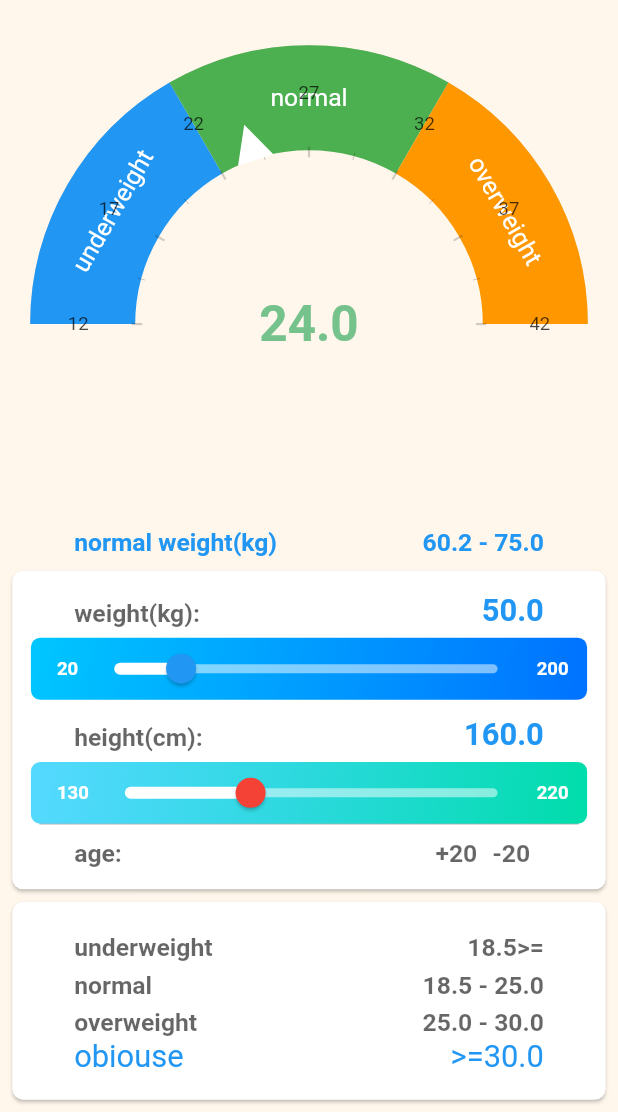
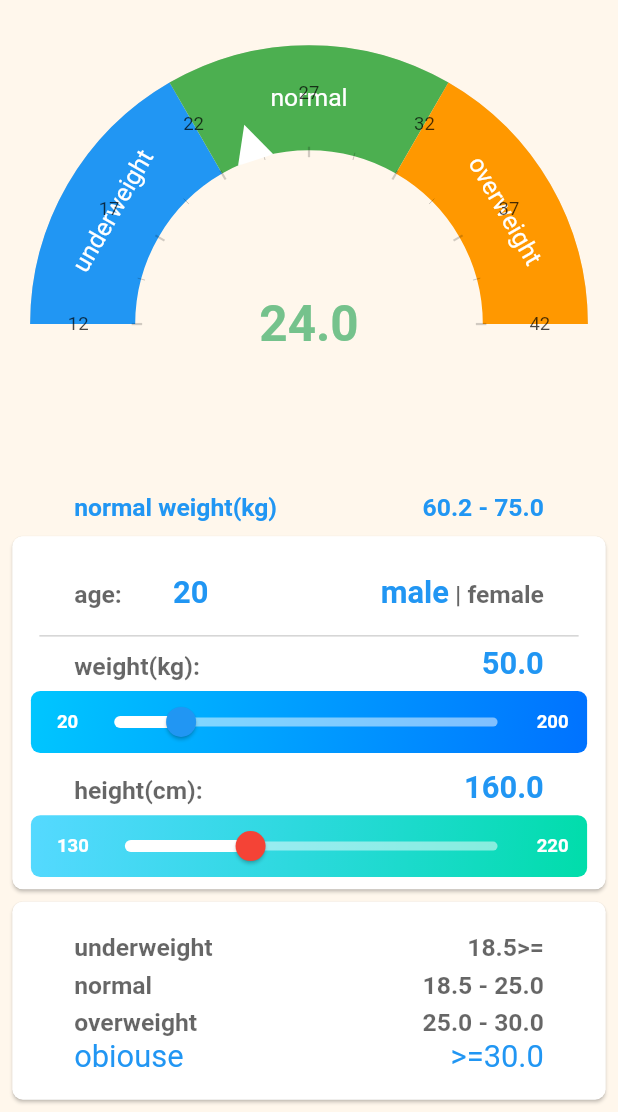
Before and after one commit to samad-nkarimi/BMI_flutter_app, a Flutter app: the screen it shows after launch, on a phone screen of 412 x 824 dp, the part 124-1236 px from its top. Run offline on Flutter 3.47's test engine with Material 2 defaults, Android fonts, the phone set to English and light mode, and no system bars; drawn by our look-alikes of syncfusion_flutter_gauges; our stand-ins replace bloc, equatable, flutter_bloc, flutter_svg, flutter_toggle_tab, numberpicker and 1 more; missing offline and left inert: flutter_email_sender, store_redirect.

Commit message:
age&gender visually added

```diff
--- a/lib/blocs/bmi_calc/bmi_calc_bloc.dart
+++ b/lib/blocs/bmi_calc/bmi_calc_bloc.dart
@@ -48,7 +48,7 @@ class BmiCalcBloc extends Bloc<BmiCalcEvent, BmiCalcState> {
     double _weight = bmiCalcModel.weight / 0.4536; //kg -> lb
     double _height = bmiCalcModel.height / 2.54; //cm -> in
 
-    if (bmiCalcModel.ageCategory == Age.lessThan21) _constant = 703;
+    if (bmiCalcModel.age <= 18) _constant = 703;
 
     //formula  w:lb , h:in
     _bmiValue = (_weight * _constant) / (pow(_height, 2));
--- a/lib/models/bmi_calc.dart
+++ b/lib/models/bmi_calc.dart
@@ -1,27 +1,27 @@
 import 'package:equatable/equatable.dart';
 
 enum Gender { male, female }
-enum Age { greaterThan21, lessThan21 }
+// enum Age { greaterThan21, lessThan21 }
 // enum Unit { english, SI }
 
 class BmiCalcModel extends Equatable {
   double weight;
   double height;
   Gender genderCategory;
-  Age ageCategory;
+  int age;
 
   BmiCalcModel({
     this.weight = 50.0,
     this.height = 160.0,
     this.genderCategory = Gender.male,
-    this.ageCategory = Age.greaterThan21,
+    this.age = 20,
   });
 
   @override
-  List<Object> get props => [weight, height, genderCategory, ageCategory];
+  List<Object> get props => [weight, height, genderCategory, age];
 
   @override
   String toString() {
-    return "<<< weight:$weight - height:$height - gender:$genderCategory - age:$ageCategory >>>";
+    return "<<< weight:$weight - height:$height - gender:$genderCategory - age:$age >>>";
   }
 }
--- a/lib/screens/home_screen.dart
+++ b/lib/screens/home_screen.dart
@@ -23,6 +23,7 @@ class _MBIHomeState extends State<MBIHome> {
   // var _gaugeValue = 12.0;
   double _currentWeightValue = 58.3;
   double _currentHeightValue = 110.6;
+  int _currentAgeValue = 20;
   double _horizPaddingFactorTextForMobile = 5.0;
   double _horizPaddingFactorTextForTablet = 5.0;
   // NumberPicker decimalNumberPicker;
@@ -161,6 +162,14 @@ class _MBIHomeState extends State<MBIHome> {
                         child: Column(
                           mainAxisSize: MainAxisSize.min,
                           children: [
+                            // segment age & gender
+                            _ageAndGender(),
+                            Padding(
+                              padding:
+                                  const EdgeInsets.symmetric(horizontal: 18.0),
+                              child:
+                                  Divider(height: 0.5, color: Colors.black26),
+                            ),
                             // segment weight
                             if (SizeConfig.isMobilePortrait)
                               _propertyRowMobileWeight(20, 200,
@@ -178,14 +187,6 @@ class _MBIHomeState extends State<MBIHome> {
                                   name: "height", unit: "cm"),
                             _sliderTotalHeight(130, 220,
                                 name: "height", unit: "cm"),
-                            Padding(
-                              padding:
-                                  const EdgeInsets.symmetric(horizontal: 18.0),
-                              child:
-                                  Divider(height: 0.5, color: Colors.black26),
-                            ),
-                            // segment age & gender
-                            _ageAndGender(),
                           ],
                         ),
                       ),
@@ -296,7 +297,7 @@ class _MBIHomeState extends State<MBIHome> {
               return showDialog(
                 context: context,
                 builder: (ctx) {
-                  return _DecimalExampleWeight(min, max);
+                  return WeightDataPicker(min, max);
                 },
               ).then((value) {
                 setState(() {
@@ -343,7 +344,7 @@ class _MBIHomeState extends State<MBIHome> {
               return showDialog(
                 context: context,
                 builder: (ctx) {
-                  return _DecimalExampleHeight(min, max);
+                  return HeightDataPicker(min, max);
                 },
               ).then((value) {
                 setState(() {
@@ -428,34 +429,52 @@ class _MBIHomeState extends State<MBIHome> {
   Widget _ageAndGender() {
     return Padding(
       padding: EdgeInsets.symmetric(
-          horizontal: resHeight(_horizPaddingFactorTextForMobile,
-              _horizPaddingFactorTextForTablet)),
+        horizontal: resHeight(
+            _horizPaddingFactorTextForMobile, _horizPaddingFactorTextForTablet),
+        vertical: resHeight(2.0, 3.0),
+      ),
       child: Row(
-        mainAxisAlignment: MainAxisAlignment.spaceBetween,
+        mainAxisAlignment: MainAxisAlignment.start,
         children: [
+          // age section
           Text("age:", style: Theme.of(context).textTheme.subtitle1),
-          BlocBuilder<BmiCalcBloc, BmiCalcState>(builder: (context, state) {
-            final bmiModel = BlocProvider.of<BmiCalcBloc>(context).bmiCalcModel;
-            return Padding(
-              padding: EdgeInsets.symmetric(horizontal: resWidth(1.0, 2.0)),
-              child: Row(
-                mainAxisAlignment: MainAxisAlignment.spaceAround,
-                children: [
-                  Padding(
-                    padding: EdgeInsets.all(5),
-                    child: Text("+20",
-                        style: Theme.of(context).textTheme.subtitle1),
+          BlocBuilder<BmiCalcBloc, BmiCalcState>(
+            builder: (context, state) {
+              final bmiModel =
+                  BlocProvider.of<BmiCalcBloc>(context).bmiCalcModel;
+              _currentAgeValue = bmiModel.age;
+              return Padding(
+                padding: EdgeInsets.symmetric(horizontal: resWidth(1.0, 2.0)),
+                child: Padding(
+                  padding: const EdgeInsets.only(left: 30),
+                  child: InkWell(
+                    onTap: () {
+                      return showDialog(
+                        context: context,
+                        builder: (ctx) {
+                          return AgeDataPicker(2, 100);
+                        },
+                      ).then((ageValue) {
+                        setState(() {
+                          _currentAgeValue = ageValue;
+                        });
+                      });
+                    },
+                    child: Text(
+                      "${_currentAgeValue.toStringAsFixed(0)}",
+                      style: Theme.of(context).textTheme.bodyText1,
+                    ),
                   ),
-                  Padding(
-                    padding: EdgeInsets.all(5),
-                    child: Text("-20",
-                        style: Theme.of(context).textTheme.subtitle1),
-                  ),
-                  // Spacer(),
-                ],
-              ),
-            );
-          }),
+                ),
+              );
+            },
+          ),
+
+          // spacer for fill space
+          Spacer(),
+
+          // gender section
+          FemaleMaleToggle(),
         ],
       ),
     );
@@ -463,17 +482,17 @@ class _MBIHomeState extends State<MBIHome> {
 }
 
 // ignore: must_be_immutable
-class _DecimalExampleWeight extends StatefulWidget {
+class WeightDataPicker extends StatefulWidget {
   // double _value;
   int _min;
   int _max;
 
-  _DecimalExampleWeight(this._min, this._max);
+  WeightDataPicker(this._min, this._max);
   @override
-  __DecimalExampleWeightState createState() => __DecimalExampleWeightState();
+  _WeightDataPickerState createState() => _WeightDataPickerState();
 }
 
-class __DecimalExampleWeightState extends State<_DecimalExampleWeight> {
+class _WeightDataPickerState extends State<WeightDataPicker> {
   double _currentValue;
 
   @override
@@ -523,28 +542,17 @@ class __DecimalExampleWeightState extends State<_DecimalExampleWeight> {
   }
 }
 
-class _DecimalExampleHeight extends StatefulWidget {
+class HeightDataPicker extends StatefulWidget {
   // double _value;
-  int _min;
-  int _max;
+  final int _min;
+  final int _max;
 
-  _DecimalExampleHeight(this._min, this._max);
+  HeightDataPicker(this._min, this._max);
   @override
-  __DecimalExampleHeightState createState() => __DecimalExampleHeightState();
+  _HeightDataPickerState createState() => _HeightDataPickerState();
 }
 
-class __DecimalExampleHeightState extends State<_DecimalExampleHeight> {
-  // double _currentValue;
-  int _minValue;
-  int _maxValue;
-  @override
-  void initState() {
-    // _currentDoubleValue = widget._value;
-    _minValue = widget._min;
-    _maxValue = widget._max;
-    super.initState();
-  }
-
+class _HeightDataPickerState extends State<HeightDataPicker> {
   @override
   Widget build(BuildContext context) {
     return BlocBuilder<BmiCalcBloc, BmiCalcState>(
@@ -555,14 +563,6 @@ class __DecimalExampleHeightState extends State<_DecimalExampleHeight> {
               textAlign: TextAlign.center,
               style: Theme.of(context).textTheme.bodyText1),
           actions: [
-            // TextButton(
-            //   onPressed: () {
-            //     Navigator.pop(
-            //       context,
-            //     );
-            //   },
-            //   child: Text("cancell", style: Theme.of(context).textTheme.button),
-            // ),
             TextButton(
               onPressed: () {
                 Navigator.pop(context, bmiModel.height);
@@ -576,8 +576,8 @@ class __DecimalExampleHeightState extends State<_DecimalExampleHeight> {
           ],
           content: DecimalNumberPicker(
               value: bmiModel.height,
-              minValue: _minValue,
-              maxValue: _maxValue,
+              minValue: widget._min,
+              maxValue: widget._max,
               itemCount: 3,
               decimalPlaces: 1,
               onChanged: (value) {
@@ -593,3 +593,97 @@ class __DecimalExampleHeightState extends State<_DecimalExampleHeight> {
     );
   }
 }
+
+class AgeDataPicker extends StatefulWidget {
+  // int _value;
+  final int _min;
+  final int _max;
+
+  AgeDataPicker(this._min, this._max);
+  @override
+  _AgeDataPickerState createState() => _AgeDataPickerState();
+}
+
+class _AgeDataPickerState extends State<AgeDataPicker> {
+  @override
+  Widget build(BuildContext context) {
+    return BlocBuilder<BmiCalcBloc, BmiCalcState>(
+      builder: (context, state) {
+        final bmiModel = BlocProvider.of<BmiCalcBloc>(context).bmiCalcModel;
+        return AlertDialog(
+          title: Text('select age',
+              textAlign: TextAlign.center,
+              style: Theme.of(context).textTheme.bodyText1),
+          actions: [
+            TextButton(
+              onPressed: () {
+                Navigator.pop(context, bmiModel.age);
+              },
+              child: Text(
+                "ok",
+                style: Theme.of(context).textTheme.button,
+                textAlign: TextAlign.center,
+              ),
+            ),
+          ],
+          content: NumberPicker(
+            value: bmiModel.age,
+            minValue: widget._min,
+            maxValue: widget._max,
+            itemCount: 3,
+            onChanged: (value) {
+              bmiModel.age = value;
+              BlocProvider.of<BmiCalcBloc>(context).add(
+                DataInputChanged(bmiModel),
+              );
+            },
+          ),
+        );
+      },
+    );
+  }
+}
+
+class FemaleMaleToggle extends StatefulWidget {
+  FemaleMaleToggle({Key key}) : super(key: key);
+
+  @override
+  _FemaleMaleToggleState createState() => _FemaleMaleToggleState();
+}
+
+class _FemaleMaleToggleState extends State<FemaleMaleToggle> {
+  bool maleToggle = true;
+
+  @override
+  Widget build(BuildContext context) {
+    return Container(
+      child: Row(
+        children: [
+          GestureDetector(
+            onTap: () {
+              setState(() {
+                maleToggle = true;
+              });
+            },
+            child: Text("male",
+                style: maleToggle
+                    ? Theme.of(context).textTheme.bodyText1
+                    : Theme.of(context).textTheme.subtitle1),
+          ),
+          Text(" | ", style: Theme.of(context).textTheme.subtitle1),
+          GestureDetector(
+            onTap: () {
+              setState(() {
+                maleToggle = false;
+              });
+            },
+            child: Text("female",
+                style: !maleToggle
+                    ? Theme.of(context).textTheme.bodyText1
+                    : Theme.of(context).textTheme.subtitle1),
+          ),
+        ],
+      ),
+    );
+  }
+}
--- a/lib/utils/size_config.dart
+++ b/lib/utils/size_config.dart
@@ -19,7 +19,8 @@ class SizeConfig {
       _screenWidth = constraints.maxWidth;
       _screenHeight = constraints.maxHeight;
       isPortrait = true;
-      if (_screenWidth < 450) {
+      // choose a correct range!!
+      if (_screenWidth < 500) {
         isMobilePortrait = true;
       }
     } else {
```
